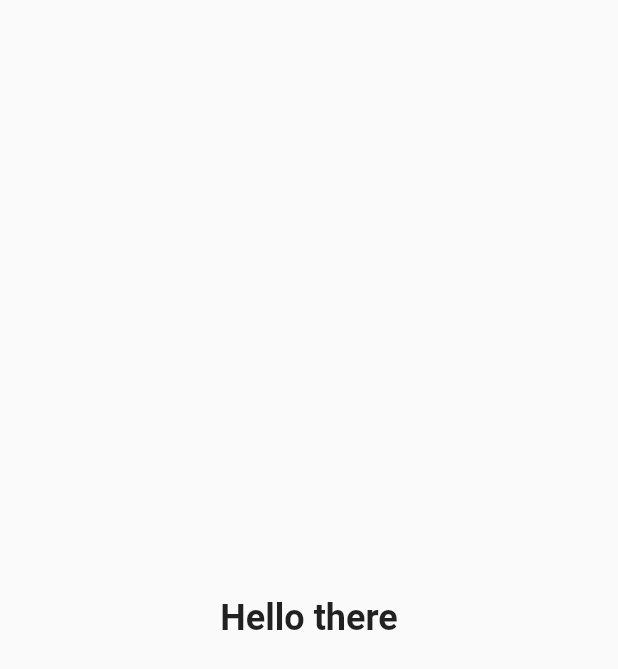
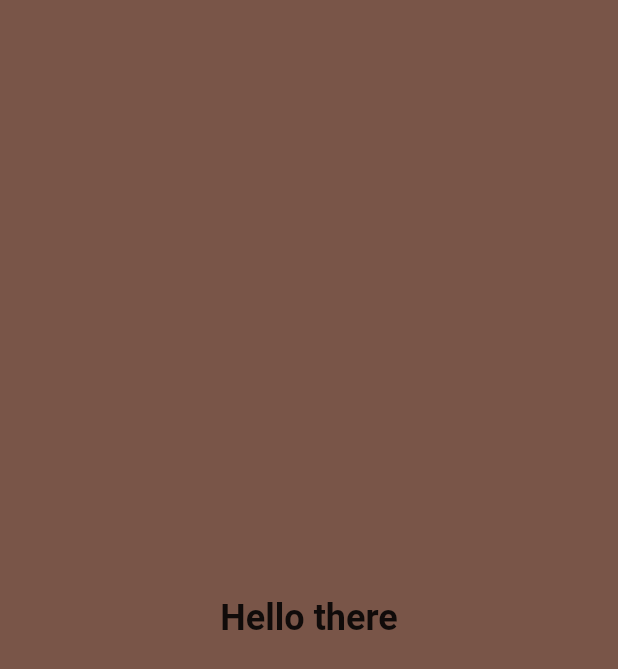
Before and after one commit to Jade-Oliveira/test-flutter-solid, a Flutter app: the screen it shows after launch, on a phone screen of 412 x 824 dp. Shown: the top 669 px of the screen. Run offline on Flutter 3.47's test engine with Material 2 defaults, Android fonts, the light colour scheme and no system bars.

Commit message:
task done

```diff
--- a/lib/widgets/clickable_widget.dart
+++ b/lib/widgets/clickable_widget.dart
@@ -1,17 +1,34 @@
+import 'dart:math';
+
 import 'package:flutter/material.dart';
 
 /// A clickable widget to implements in HomeScreen
-class ClickableWidget extends StatelessWidget {
+class ClickableWidget extends StatefulWidget {
   /// Constructor of MyHomeScreen
   const ClickableWidget({super.key});
 
   @override
+  State<ClickableWidget> createState() => _ClickableWidgetState();
+}
+
+class _ClickableWidgetState extends State<ClickableWidget> {
+  @override
   Widget build(BuildContext context) {
+    /// here is generated a randomNumber
+    final generatedColorNumber = Random().nextInt(Colors.primaries.length);
+
+    /// here is generated a Color according generatedNumber
+    final generatedColor = Colors.primaries[generatedColorNumber];
+
     return GestureDetector(
-      onTap: () => print("clicou"),
+      onTap: () {
+        setState(() => generatedColor);
+      },
 
       /// In this case we can use .opaque or . translucent
       behavior: HitTestBehavior.opaque,
+      child: ColoredBox(
+        color: generatedColor,
         child: Center(
           child: Column(
             mainAxisAlignment: MainAxisAlignment.center,
@@ -26,6 +43,7 @@ class ClickableWidget extends StatelessWidget {
             ],
           ),
         ),
+      ),
     );
   }
 }
```
Lines whose indentation alone changed are shown as unchanged.
